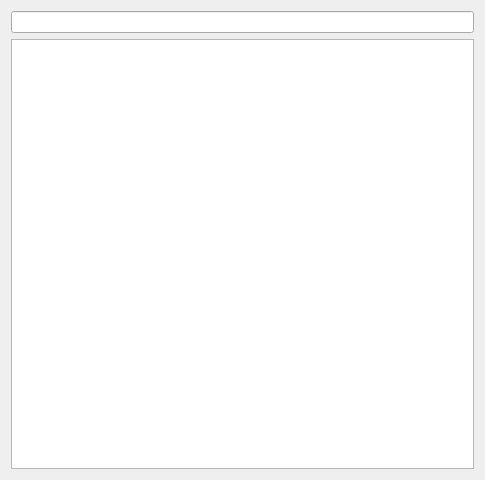
liutimo/TMStockTool, file stockwidget.ui: the form before one commit.
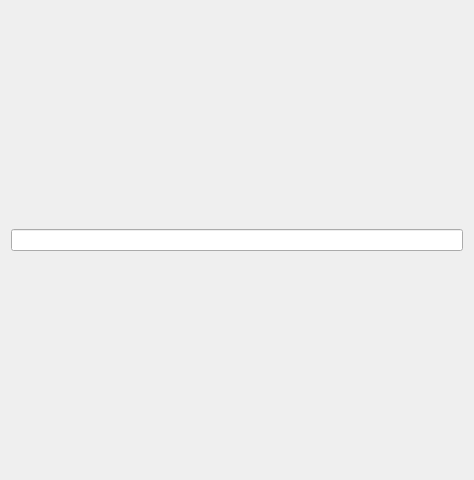
The form after the commit.

Diff of the .ui file:
```diff
--- a/stockwidget.ui
+++ b/stockwidget.ui
@@ -6,20 +6,17 @@
    <rect>
     <x>0</x>
     <y>0</y>
-    <width>485</width>
+    <width>474</width>
     <height>480</height>
    </rect>
   </property>
   <property name="windowTitle">
    <string>Form</string>
   </property>
-  <layout class="QVBoxLayout" name="verticalLayout">
+  <layout class="QHBoxLayout" name="horizontalLayout">
    <item>
     <widget class="QLineEdit" name="lineEdit"/>
    </item>
-   <item>
-    <widget class="QTableView" name="tableView"/>
-   </item>
   </layout>
  </widget>
  <resources/>
```
